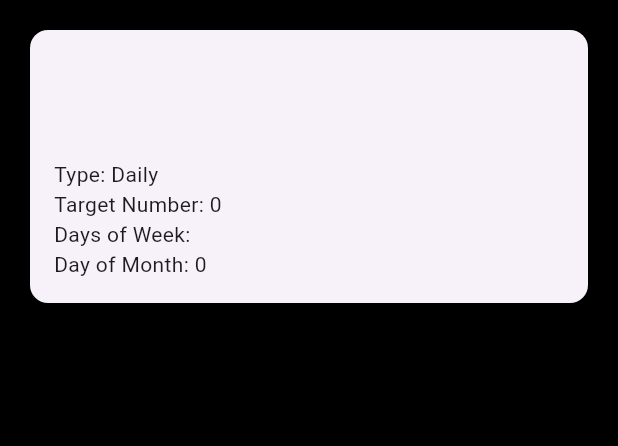
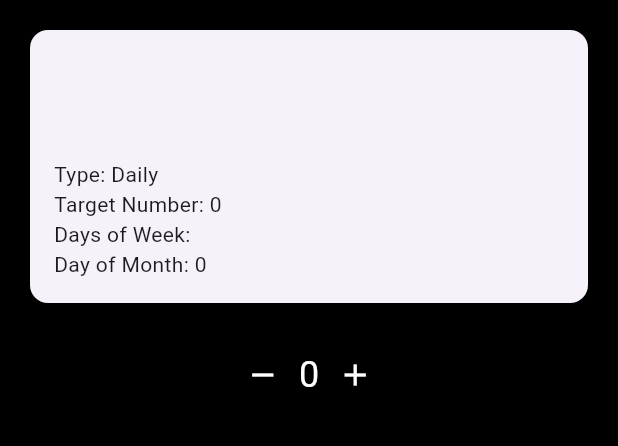
Before and after one commit to jakupemini5/NVD-Habit-Tracker, a Flutter app: the HabitDetailScreen screen opened directly with empty values, on a phone screen of 412 x 824 dp, the part 84-530 px from its top. Run offline on Flutter 3.47's test engine with Material 3 defaults, Android fonts, the phone set to English and light mode, and no system bars; our stand-ins replace cloud_firestore, firebase_auth, firebase_core, lottie; missing offline and left inert: firebase_ui_auth; accounts and stored records are empty; generated files the repository leaves out were written again.

Commit message:
more changes

```diff
--- /dev/null
+++ b/habit_tracker/lib/src/models/habit_history_entry.dart
@@ -0,0 +1,20 @@
+// habit_history_entry.dart
+
+class HabitHistoryEntry {
+  final DateTime date;
+  int numberReached;
+
+  HabitHistoryEntry({required this.date, required this.numberReached});
+
+  Map<String, dynamic> toJson() => {
+        'date': date.toIso8601String(),
+        'numberReached': numberReached,
+      };
+
+  factory HabitHistoryEntry.fromJson(Map<String, dynamic> json) {
+    return HabitHistoryEntry(
+      date: DateTime.parse(json['date']),
+      numberReached: json['numberReached'],
+    );
+  }
+}
--- a/habit_tracker/lib/src/models/habit_model.dart
+++ b/habit_tracker/lib/src/models/habit_model.dart
@@ -1,3 +1,6 @@
+import 'package:uuid/uuid.dart';
+import 'habit_history_entry.dart';
+
 enum HabitType {
   Daily,
   Weekly,
@@ -15,6 +18,7 @@ extension HabitTypeExtension on HabitType {
 }
 
 class HabitModel {
+  String? habitId;
   String userId;
   String name;
   String description;
@@ -24,7 +28,7 @@ class HabitModel {
   int? targetNumber; // For NumberReached type
   List<String>? daysOfWeek; // For Weekly type
   int? dayOfMonth; // For Monthly type
-  List<Map<String, dynamic>>? updateHistory; // To track updates
+  List<HabitHistoryEntry> history; // Track updates
 
   HabitModel({
     required this.userId,
@@ -36,21 +40,30 @@ class HabitModel {
     this.targetNumber,
     this.daysOfWeek,
     this.dayOfMonth,
-    this.updateHistory,
-  });
+    this.habitId,
+    List<HabitHistoryEntry>? history,
 
+  })  : history = history ?? [];
+
+  // Convert to JSON
   Map<String, dynamic> toJson() {
     return {
+      'habitId': habitId,
       'userId': userId,
       'name': name,
       'description': description,
       'type': type.name,
-      'createdAt': createdAt,
-      'updatedAt': updatedAt,
+      'createdAt': createdAt?.toIso8601String(),
+      'updatedAt': updatedAt?.toIso8601String(),
       'targetNumber': targetNumber,
       'daysOfWeek': daysOfWeek,
       'dayOfMonth': dayOfMonth,
-      'updateHistory': updateHistory,
+      'history': history.map((entry) => entry.toJson()).toList(),
     };
   }
+
+  // Add a new history entry
+  void addHistoryEntry(int numberReached) {
+    history.add(HabitHistoryEntry(date: DateTime.now(), numberReached: numberReached));
+  }
 }
--- a/habit_tracker/lib/src/screens/habit/habit_detail_screen.dart
+++ b/habit_tracker/lib/src/screens/habit/habit_detail_screen.dart
@@ -1,4 +1,7 @@
+import 'package:cloud_firestore/cloud_firestore.dart';
 import 'package:flutter/material.dart';
+import 'package:habit_tracker/src/models/habit_history_entry.dart';
+import 'package:lottie/lottie.dart';
 import 'package:habit_tracker/src/models/habit_model.dart';
 import 'package:habit_tracker/src/widgets/habbit_card.dart';
 import 'package:habit_tracker/src/widgets/my_app_bar.dart';
@@ -14,16 +17,77 @@ class HabitDetailScreen extends StatefulWidget {
 
 class _HabitDetailScreenState extends State<HabitDetailScreen> {
   late TextEditingController _targetNumberController;
+  bool _showAnimation = false;
   List<String> _selectedDays = [];
   final List<String> _daysOfWeek = ['Mon', 'Tue', 'Wed', 'Thu', 'Fri', 'Sat', 'Sun'];
 
   @override
   void initState() {
     super.initState();
-    _targetNumberController = TextEditingController(text: widget.habit.targetNumber.toString());
+    int initialNumber = widget.habit.history.isNotEmpty
+        ? widget.habit.history.map((e) => e.numberReached).reduce((a, b) => a > b ? a : b)
+        : 0;
+    _targetNumberController = TextEditingController(text: initialNumber.toString());
     if (widget.habit.type == HabitType.Weekly) {
       _selectedDays = List.from(widget.habit.daysOfWeek ?? []);
     }
+  }
+
+  void _updateNumberReached(int change) {
+    setState(() {
+      // Find today's history entry
+      DateTime today = DateTime.now();
+      HabitHistoryEntry? todayEntry = widget.habit.history.firstWhere(
+        (entry) => entry.date.year == today.year &&
+                   entry.date.month == today.month &&
+                   entry.date.day == today.day,
+        orElse: () => HabitHistoryEntry(date: today, numberReached: 0),
+      );
+
+      // Update the current number reached
+      int current = todayEntry.numberReached;
+      int newValue = (current + change).clamp(0, 999); // Prevent negative values
+      todayEntry.numberReached = newValue;
+
+      // Create or update the history entry
+      if (todayEntry.numberReached != 0 && !widget.habit.history.contains(todayEntry)) {
+        widget.habit.addHistoryEntry(newValue);
+      } else {
+        int index = widget.habit.history.indexWhere(
+          (entry) => entry.date.year == today.year &&
+                     entry.date.month == today.month &&
+                     entry.date.day == today.day,
+        );
+        widget.habit.history[index] = todayEntry;
+      }
+
+      _targetNumberController.text = newValue.toString();
+
+      // Save to Firestore
+      _saveToFirestore();
+
+      // Check if target is met
+      if (newValue >= widget.habit.targetNumber!) {
+        _triggerSuccessAnimation();
+      }
+    });
+  }
+
+  void _triggerSuccessAnimation() {
+    setState(() {
+      _showAnimation = true;
+    });
+    Future.delayed(Duration(seconds: 2), () {
+      setState(() {
+        _showAnimation = false;
+      });
+    });
+  }
+
+  void _saveToFirestore() {
+    FirebaseFirestore.instance.collection('habits').doc(widget.habit.habitId).update({
+      'history': widget.habit.history.map((entry) => entry.toJson()).toList(),
+    });
   }
 
   @override
@@ -34,12 +98,59 @@ class _HabitDetailScreenState extends State<HabitDetailScreen> {
       body: Padding(
         padding: const EdgeInsets.all(16.0),
         child: Column(
-          mainAxisAlignment: MainAxisAlignment.start,
           crossAxisAlignment: CrossAxisAlignment.stretch,
           children: [
             Hero(
-              tag: 'habit_${widget.habit.name}', // Add this line
+              tag: 'habit_${widget.habit.name}',
               child: HabitCard(habit: widget.habit),
+            ),
+            SizedBox(height: 20),
+
+            // Target Number Controls
+            Row(
+              mainAxisAlignment: MainAxisAlignment.center,
+              children: [
+                IconButton(
+                  icon: Icon(Icons.remove, color: Colors.white),
+                  onPressed: () => _updateNumberReached(-1),
+                ),
+                Text(
+                  _targetNumberController.text,
+                  style: TextStyle(fontSize: 24, color: Colors.white),
+                ),
+                IconButton(
+                  icon: Icon(Icons.add, color: Colors.white),
+                  onPressed: () => _updateNumberReached(1),
+                ),
+              ],
+            ),
+            SizedBox(height: 10),
+
+            // Success Animation
+            if (_showAnimation)
+              Center(
+                child: Lottie.network(
+                  'https://assets5.lottiefiles.com/packages/lf20_x62chJ.json', // Use a Lottie animation URL
+                  width: 150,
+                  height: 150,
+                ),
+              ),
+            SizedBox(height: 10),
+
+            // Habit History
+            Expanded(
+              child: ListView.builder(
+                itemCount: widget.habit.history.length,
+                itemBuilder: (context, index) {
+                  final entry = widget.habit.history[index];
+                  return ListTile(
+                    title: Text(
+                      "${entry.date}: ${entry.numberReached}",
+                      style: TextStyle(color: Colors.white),
+                    ),
+                  );
+                },
+              ),
             ),
           ],
         ),
--- a/habit_tracker/lib/src/screens/main_page/habits_screen.dart
+++ b/habit_tracker/lib/src/screens/main_page/habits_screen.dart
@@ -90,6 +90,8 @@ class _HabitScreenState extends State<HabitsScreen> {
                             ?.map((e) => e as String)
                             .toList(),
                         dayOfMonth: habitData['dayOfMonth'],
+                        targetNumber: habitData['targetNumber'],
+                        habitId: habitData.id,
                       );
                       return Hero(
                         tag: 'habit_${habit.name}', // Add this line
--- a/habit_tracker/pubspec.yaml
+++ b/habit_tracker/pubspec.yaml
@@ -19,6 +19,8 @@ dependencies:
     sdk: flutter
   flutter_localizations:
     sdk: flutter
+  lottie: ^3.2.0
+  uuid: ^4.5.1
 
 dev_dependencies:
   flutter_test:
```
Also changed, not shown: habit_tracker/lib/src/screens/habit/create_habit_screen.dart (+20 -5 lines), habit_tracker/pubspec.lock.
